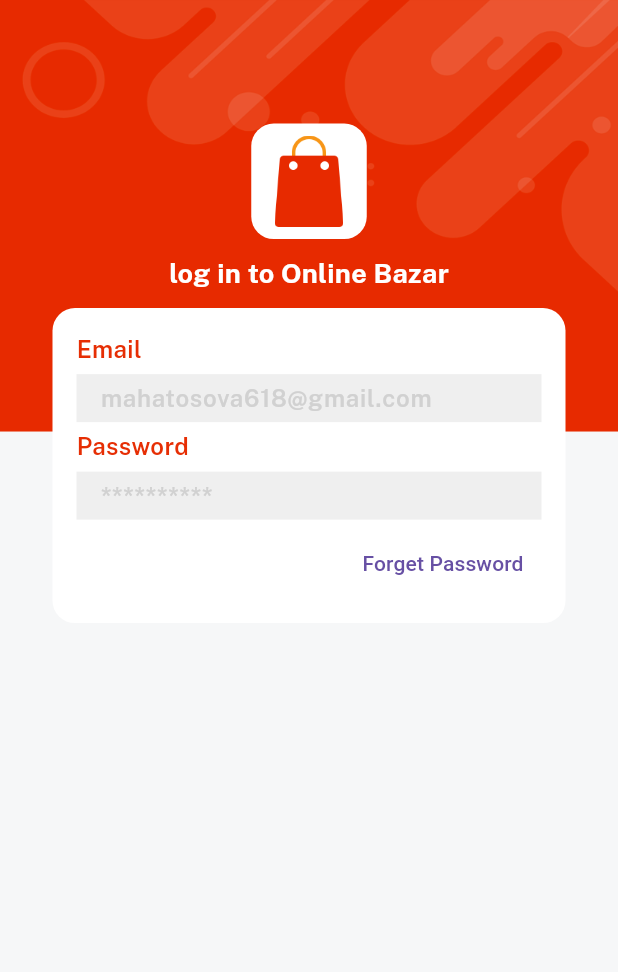
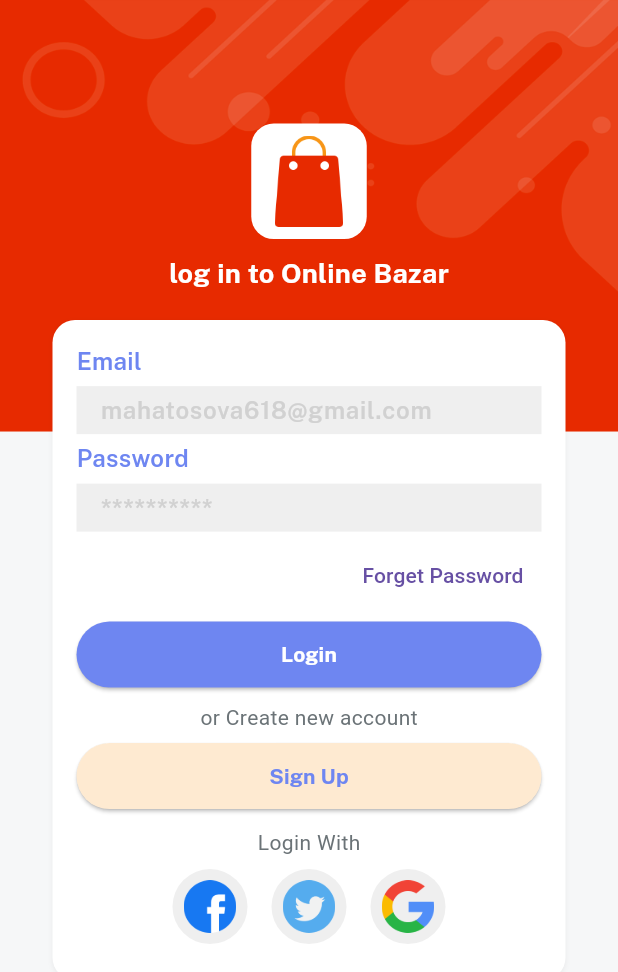
Before and after one commit to sovaamahato/Online-Bazar, a Flutter app: the screen it shows after launch, on a phone screen of 412 x 824 dp. Shown: the top 972 px of the screen. Run offline on Flutter 3.47's test engine with Material 3 defaults, Android fonts, the phone set to English and light mode, and no system bars; our stand-ins replace get, velocity_x.

Commit message:
login page complete

```diff
--- a/lib/auth/login_screen.dart
+++ b/lib/auth/login_screen.dart
@@ -1,8 +1,10 @@
 import 'package:flutter/material.dart';
 import 'package:get/get_connect/http/src/utils/utils.dart';
 import 'package:online_bazar/consts/consts.dart';
+import 'package:online_bazar/consts/lists.dart';
 import 'package:online_bazar/widgets/bg_widget.dart';
 import 'package:online_bazar/widgets/custom_textfield.dart';
+import 'package:online_bazar/widgets/my_button.dart';
 
 import '../widgets/app_logo_widget.dart';
 
@@ -13,6 +15,7 @@ class LoginScreen extends StatelessWidget {
   @override
   Widget build(BuildContext context) {
     return bgWiddget(Container(
+
       child: Center(
           child: Column(
         children: [
@@ -27,21 +30,52 @@ class LoginScreen extends StatelessWidget {
           "log in to $appname".text.fontFamily(bold).white.size(18).make(),
 
           //space
-          10.heightBox,
+          18.heightBox,
 
           //login wala container here---------------
           Column(
             children: [
               CustomTextField(title: "Email", hint: "mahatosova618@gmail.com"),
               CustomTextField(title: "Password", hint: "**********"),
-              Align(alignment: Alignment.centerRight,child: TextButton(onPressed: (){}, child: "Forget Password".text.make())),
+              Align(
+                  alignment: Alignment.centerRight,
+                  child: TextButton(
+                      onPressed: () {}, child: "Forget Password".text.make())),
+              5.heightBox,
+              MyButton("Login", redColor, whiteColor, () {})
+                  .box
+                  .width(context.screenWidth - 50)
+                  .make(),
+              8.heightBox,
+              "or Create new account".text.color(fontGrey).make(),
+              5.heightBox,
+              MyButton("Sign Up", lightGolden, redColor, () {})
+                  .box
+                  .width(context.screenWidth - 50)
+                  .make(),
+              10.heightBox,
+              "Login With".text.color(fontGrey).make(),
+              Row(
+                mainAxisAlignment: MainAxisAlignment.center,
+                children: List.generate(
+                    3,
+                    (index) => Padding(
+                      padding: const EdgeInsets.all(8.0),
+                      child: CircleAvatar(
+                        radius: 25,
+                        backgroundColor: lightGrey,
+                            child: Image.asset(SocialIconList[index],width: 35,),
+
+                          ),
+                    )),
+              )
             ],
           )
               .box
               .white
               .rounded
               .padding(EdgeInsets.all(16))
-              .width(context.screenWidth - 70)
+              .width(context.screenWidth - 70).shadowSm
               .make(),
         ],
       )),
--- a/lib/consts/colors.dart
+++ b/lib/consts/colors.dart
@@ -5,5 +5,6 @@ const Color fontGrey = Color.fromRGBO(107, 115, 119, 1);
 const Color darkFontGrey = Color.fromRGBO(62, 68, 71, 1);
 const Color whiteColor = Color.fromRGBO(255, 255, 255, 1);
 const Color lightGrey = Color.fromRGBO(239, 239, 239, 1);
-const Color redColor = Color.fromRGBO(230, 46, 4, 1);
+const Color redColor = Color.fromRGBO(110, 134, 241, 1);
 const Color golden = Color.fromRGBO(255, 168, 0, 1);
+const Color lightGolden = Color(0xffFEEAD1);
--- /dev/null
+++ b/lib/consts/lists.dart
@@ -0,0 +1,2 @@
+import 'images.dart';
+const SocialIconList=[icFacebookLogo,icTwitterLogo, icGoogleLogo];
--- a/lib/widgets/bg_widget.dart
+++ b/lib/widgets/bg_widget.dart
@@ -4,6 +4,7 @@ import '../consts/consts.dart';
 
 Widget bgWiddget(Widget? ch) {
   return Scaffold(
+    resizeToAvoidBottomInset: false,
     body: Container(
       decoration: const BoxDecoration(
         image: DecorationImage(
--- /dev/null
+++ b/lib/widgets/my_button.dart
@@ -0,0 +1,13 @@
+import 'package:flutter/material.dart';
+
+import 'package:online_bazar/consts/consts.dart';
+
+Widget MyButton(String ?title, bgcolor, textcolor, onpress) {
+  return ElevatedButton(
+      style: ElevatedButton.styleFrom(
+          backgroundColor: bgcolor, padding: const EdgeInsets.all(12)),
+      onPressed: () {
+        onpress;
+      },
+      child: title!.text.color(textcolor).fontFamily(bold).make());
+}
```
